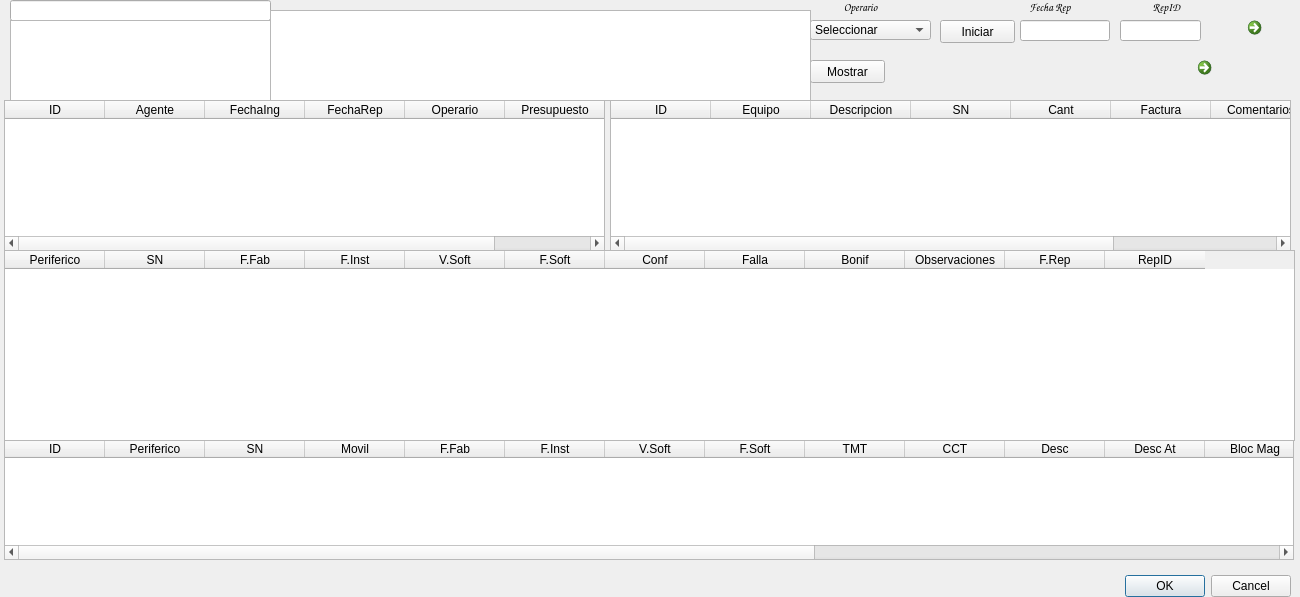
Old version of the form trabajo.ui in the repository Matias2178/Sistema_Postventa.
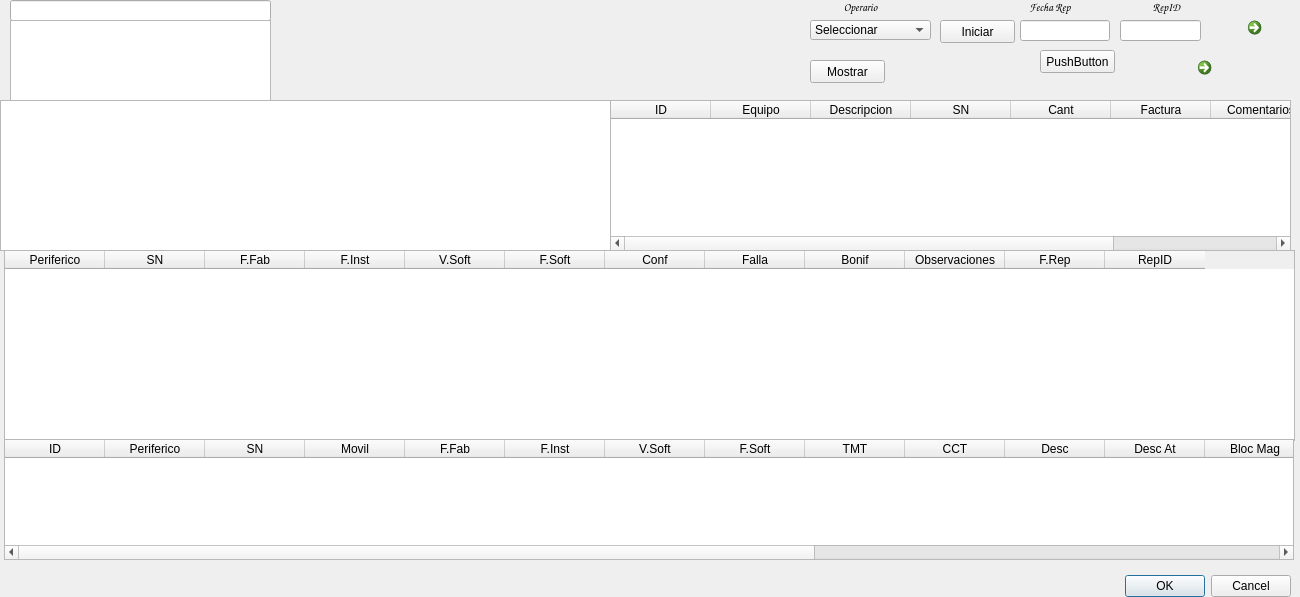
New version of the form. Icons and pictures are not drawn.

```diff
--- a/trabajo.ui
+++ b/trabajo.ui
@@ -38,55 +38,6 @@
     <set>QDialogButtonBox::Cancel|QDialogButtonBox::Ok</set>
    </property>
   </widget>
-  <widget class="QTableWidget" name="TrabajoReparaciones">
-   <property name="geometry">
-    <rect>
-     <x>4</x>
-     <y>100</y>
-     <width>601</width>
-     <height>151</height>
-    </rect>
-   </property>
-   <property name="styleSheet">
-    <string notr="true">selection-background-color: rgb(85, 255, 0);</string>
-   </property>
-   <property name="editTriggers">
-    <set>QAbstractItemView::AnyKeyPressed|QAbstractItemView::EditKeyPressed</set>
-   </property>
-   <property name="selectionBehavior">
-    <enum>QAbstractItemView::SelectRows</enum>
-   </property>
-   <column>
-    <property name="text">
-     <string>ID</string>
-    </property>
-   </column>
-   <column>
-    <property name="text">
-     <string>Agente</string>
-    </property>
-   </column>
-   <column>
-    <property name="text">
-     <string>FechaIng</string>
-    </property>
-   </column>
-   <column>
-    <property name="text">
-     <string>FechaRep</string>
-    </property>
-   </column>
-   <column>
-    <property name="text">
-     <string>Operario</string>
-    </property>
-   </column>
-   <column>
-    <property name="text">
-     <string>Presupuesto</string>
-    </property>
-   </column>
-  </widget>
   <widget class="QTableWidget" name="TrabajoCaudalimetro">
    <property name="geometry">
     <rect>
@@ -646,10 +597,10 @@
    </property>
    <property name="geometry">
     <rect>
-     <x>270</x>
-     <y>10</y>
-     <width>541</width>
-     <height>91</height>
+     <x>0</x>
+     <y>100</y>
+     <width>611</width>
+     <height>151</height>
     </rect>
    </property>
    <property name="styleSheet">
@@ -674,6 +625,37 @@
     <number>20</number>
    </attribute>
   </widget>
+  <widget class="QPushButton" name="pushButton">
+   <property name="geometry">
+    <rect>
+     <x>1040</x>
+     <y>50</y>
+     <width>75</width>
+     <height>23</height>
+    </rect>
+   </property>
+   <property name="text">
+    <string>PushButton</string>
+   </property>
+  </widget>
+  <zorder>TrabajoPerifericos</zorder>
+  <zorder>buttonBox</zorder>
+  <zorder>TrabajoCaudalimetro</zorder>
+  <zorder>TrabajoIngreso</zorder>
+  <zorder>label_5</zorder>
+  <zorder>TrabFechaRep</zorder>
+  <zorder>ReparacionesIniciar</zorder>
+  <zorder>TrabRepID</zorder>
+  <zorder>TrabajoOperario</zorder>
+  <zorder>RepInterno</zorder>
+  <zorder>lID_27</zorder>
+  <zorder>lID_32</zorder>
+  <zorder>RepInterno_2</zorder>
+  <zorder>ReparacionesMostrar</zorder>
+  <zorder>AgenteBuscarTrab</zorder>
+  <zorder>AgentesTablaTrab</zorder>
+  <zorder>RepTablaTrab</zorder>
+  <zorder>pushButton</zorder>
  </widget>
  <resources>
   <include location="PostVenta.qrc"/>
```
